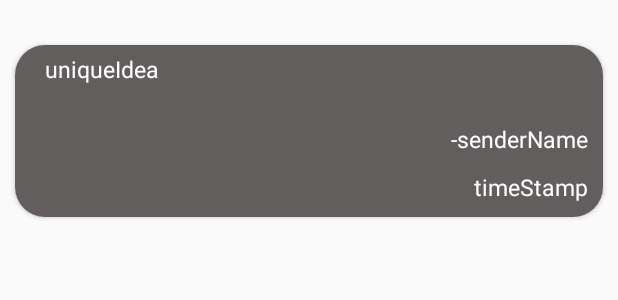
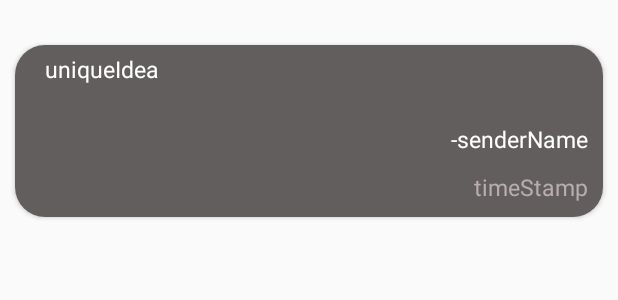
Before and after one commit to jaydholakiya/digiM, an Android app: the layout idea_card.xml on its own in the app's theme, with its tools: preview values and no code run, on a phone screen of 412 x 824 dp. Shown: the top 300 px of the screen. Run offline under Robolectric (Android 15) with nearby library versions, the phone set to English and light mode, and no system bars.

Commit message:
Fixed bugs of get idea and implemented timeAgo.

```diff
--- a/app/build.gradle
+++ b/app/build.gradle
@@ -37,6 +37,7 @@ dependencies {
     implementation 'com.google.android.material:material:1.1.0'
     implementation 'androidx.cardview:cardview:1.0.0'
     implementation 'androidx.recyclerview:recyclerview:1.1.0'
+    compile 'com.github.marlonlom:timeago:2.0.0'
     testImplementation 'junit:junit:4.12'
     androidTestImplementation 'androidx.test.ext:junit:1.1.1'
     androidTestImplementation 'androidx.test.espresso:espresso-core:3.2.0'
--- a/app/src/main/res/layout/idea_card.xml
+++ b/app/src/main/res/layout/idea_card.xml
@@ -52,7 +52,7 @@
             android:layout_marginBottom="9dp"
             android:layout_marginRight="10dp"
             android:text="timeStamp"
-            android:textColor="@color/text"
+            android:textColor="#B8AEAE"
             android:textSize="15sp" />
     </LinearLayout>
     </ScrollView>
```
Also changed, not shown: app/src/main/java/com/jnd/digim/IdeaFragment.java (+6 -5 lines), app/src/main/java/com/jnd/digim/IdeaGet.java (+5 -3 lines).
